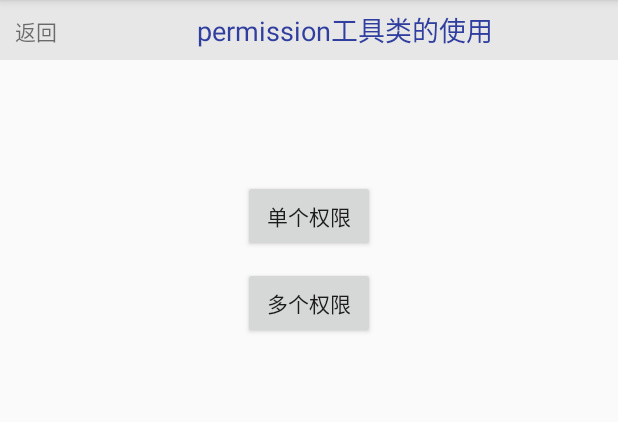
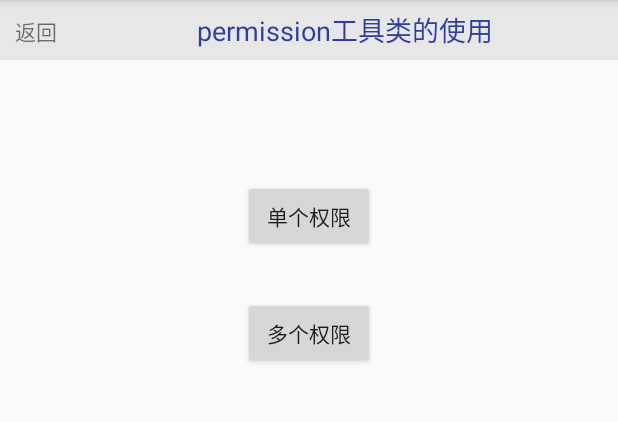
Before and after one commit to suming77/AndroidPermissionDemo, an Android app: the MorePermissionActivity screen opened directly, with no data from a screen before it, on a phone screen of 412 x 824 dp, the part 84-506 px from its top. Run offline under Robolectric (Android 15) with nearby library versions, the phone set to English and light mode, and no system bars.

Commit message:
增加base类使用和gif动态图……

```diff
--- a/app/src/main/AndroidManifest.xml
+++ b/app/src/main/AndroidManifest.xml
@@ -24,6 +24,7 @@
         </activity>
 
         <activity android:name=".MorePermissionActivity"/>
+        <activity android:name=".UseBaseActivity"/>
     </application>
 
 </manifest>
--- a/app/src/main/java/com/suming/androidpermissiondemo/MorePermissionActivity.java
+++ b/app/src/main/java/com/suming/androidpermissiondemo/MorePermissionActivity.java
@@ -5,6 +5,9 @@ import android.os.Bundle;
 import android.support.annotation.NonNull;
 import android.support.v7.app.AppCompatActivity;
 import android.view.View;
+import android.widget.Toast;
+
+import com.suming.androidpermissiondemo.uitls.PermissionUtil;
 
 /**
  * @创建者 mingyan.su
@@ -13,8 +16,8 @@ import android.view.View;
  * 注意：没有做小米，vivo手机等权限处理
  * 我的博客地址：https://blog.csdn.net/m0_37796683
  */
-public class MorePermissionActivity extends AppCompatActivity implements View.OnClickListener, PermissionUtil.permissionInterface {
-
+public class MorePermissionActivity extends AppCompatActivity implements View.OnClickListener,
+        PermissionUtil.RequestPermissionCallBack {
     private int REQUEST_CODE_ONE = 10001;
     private int REQUEST_CODE_MORE = 10002;
 
@@ -25,7 +28,7 @@ public class MorePermissionActivity extends AppCompatActivity implements View.On
     @Override
     protected void onCreate(Bundle savedInstanceState) {
         super.onCreate(savedInstanceState);
-        setContentView(R.layout.activity_more);
+        setContentView(R.layout.activity_uitls);
 
         findViewById(R.id.btn_single).setOnClickListener(this);
         findViewById(R.id.btn_more).setOnClickListener(this);
@@ -66,17 +69,12 @@ public class MorePermissionActivity extends AppCompatActivity implements View.On
     }
 
     @Override
-    public void requestPermissionSuccess() {
-        System.out.println("做需要使用到权限的事情");
+    public void granted() {
+        Toast.makeText(this, "获取权限成功，执行正常操作", Toast.LENGTH_LONG).show();
     }
 
     @Override
-    public void requestPermissionRefuse() {
-        System.out.println("提示用户，禁止了权限，没有勾选不再提示框");
-    }
-
-    @Override
-    public void requestPermissionRefuseAndNoTips() {
-        System.out.println("提示用户，禁止了权限，并且勾选了不在提示框");
+    public void denied() {
+        Toast.makeText(this, "获取权限失败，正常功能受到影", Toast.LENGTH_LONG).show();
     }
 }
--- /dev/null
+++ b/app/src/main/res/layout/activity_uitls.xml
@@ -0,0 +1,47 @@
+<?xml version="1.0" encoding="utf-8"?>
+<LinearLayout
+    xmlns:android="http://schemas.android.com/apk/res/android"
+    android:layout_width="match_parent"
+    android:layout_height="match_parent"
+    android:gravity="center_horizontal"
+    android:orientation="vertical">
+
+    <LinearLayout
+        android:layout_width="match_parent"
+        android:layout_height="40dp"
+        android:background="#e7e7e7"
+        android:orientation="horizontal">
+
+        <TextView
+            android:id="@+id/tv_back"
+            android:layout_width="wrap_content"
+            android:layout_height="match_parent"
+            android:gravity="center"
+            android:padding="10dp"
+            android:text="返回"/>
+
+        <TextView
+            android:layout_width="match_parent"
+            android:layout_height="match_parent"
+            android:gravity="center"
+            android:text="permission工具类的使用"
+            android:textColor="@color/colorPrimaryDark"
+            android:textSize="18sp"/>
+    </LinearLayout>
+
+
+    <Button
+        android:id="@+id/btn_single"
+        android:layout_width="wrap_content"
+        android:layout_height="wrap_content"
+        android:layout_marginTop="80dp"
+        android:text="单个权限"/>
+
+    <Button
+        android:id="@+id/btn_more"
+        android:layout_width="wrap_content"
+        android:layout_height="wrap_content"
+        android:layout_marginTop="30dp"
+        android:text="多个权限"/>
+
+</LinearLayout>
--- a/app/src/main/res/layout/activity_more.xml
+++ b/app/src/main/res/layout/activity_user_base.xml
@@ -3,7 +3,6 @@
     xmlns:android="http://schemas.android.com/apk/res/android"
     android:layout_width="match_parent"
     android:layout_height="match_parent"
-    android:gravity="center_horizontal"
     android:orientation="vertical">
 
     <LinearLayout
@@ -24,24 +23,25 @@
             android:layout_width="match_parent"
             android:layout_height="match_parent"
             android:gravity="center"
-            android:text="permission工具类的使用"
+            android:text="Base类的使用"
             android:textColor="@color/colorPrimaryDark"
             android:textSize="18sp"/>
     </LinearLayout>
-
 
     <Button
         android:id="@+id/btn_single"
         android:layout_width="wrap_content"
         android:layout_height="wrap_content"
-        android:layout_marginTop="80dp"
-        android:text="单个权限"/>
+        android:layout_gravity="center"
+        android:layout_marginTop="40dp"
+        android:text="单个权限申请-Base"/>
 
     <Button
-        android:id="@+id/btn_more"
+        android:id="@+id/btn_multi"
         android:layout_width="wrap_content"
         android:layout_height="wrap_content"
-        android:layout_marginTop="10dp"
-        android:text="多个权限"/>
+        android:layout_gravity="center"
+        android:layout_marginTop="40dp"
+        android:text="多个权限申请-Base"/>
 
 </LinearLayout>
```
Also changed, not shown: app/src/main/java/com/suming/androidpermissiondemo/MainActivity.java (+30 -16 lines), app/src/main/java/com/suming/androidpermissiondemo/UseBaseActivity.java (added, +76 -0 lines), app/src/main/java/com/suming/androidpermissiondemo/base/BaseActivity.java (added, +158 -0 lines), app/src/main/java/com/suming/androidpermissiondemo/uitls/PermissionUtil.java (renamed from app/src/main/java/com/suming/androidpermissiondemo/PermissionUtil.java, +72 -32 lines), app/src/main/res/layout/activity_main.xml (+13 -3 lines), 3 other files.
